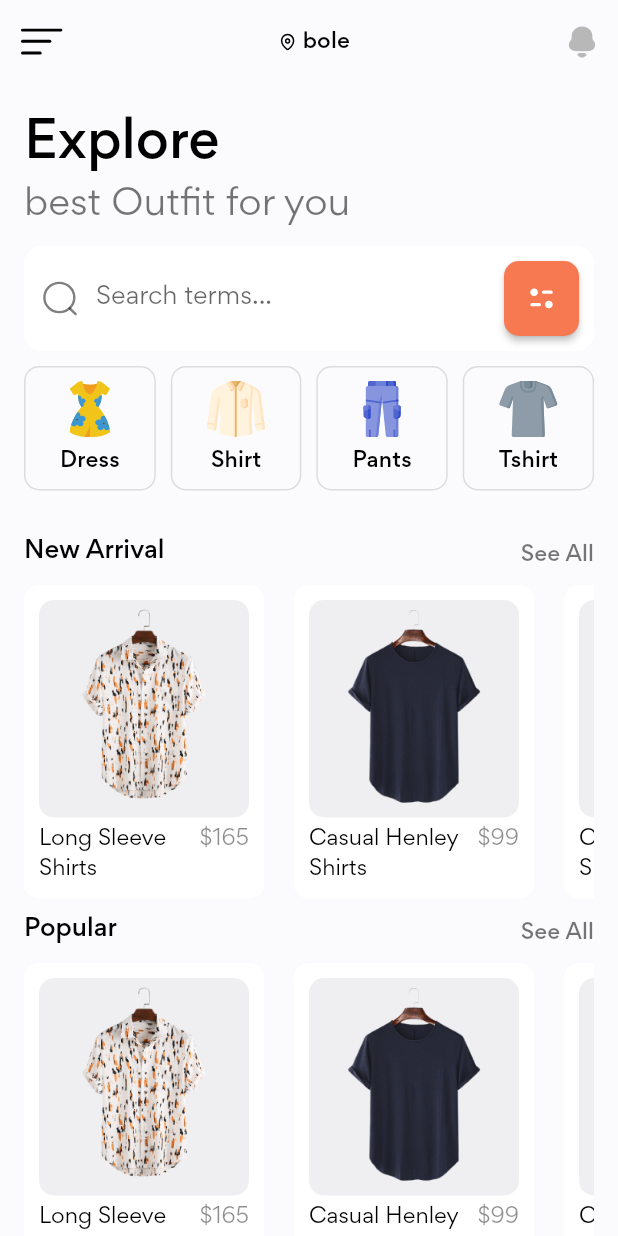
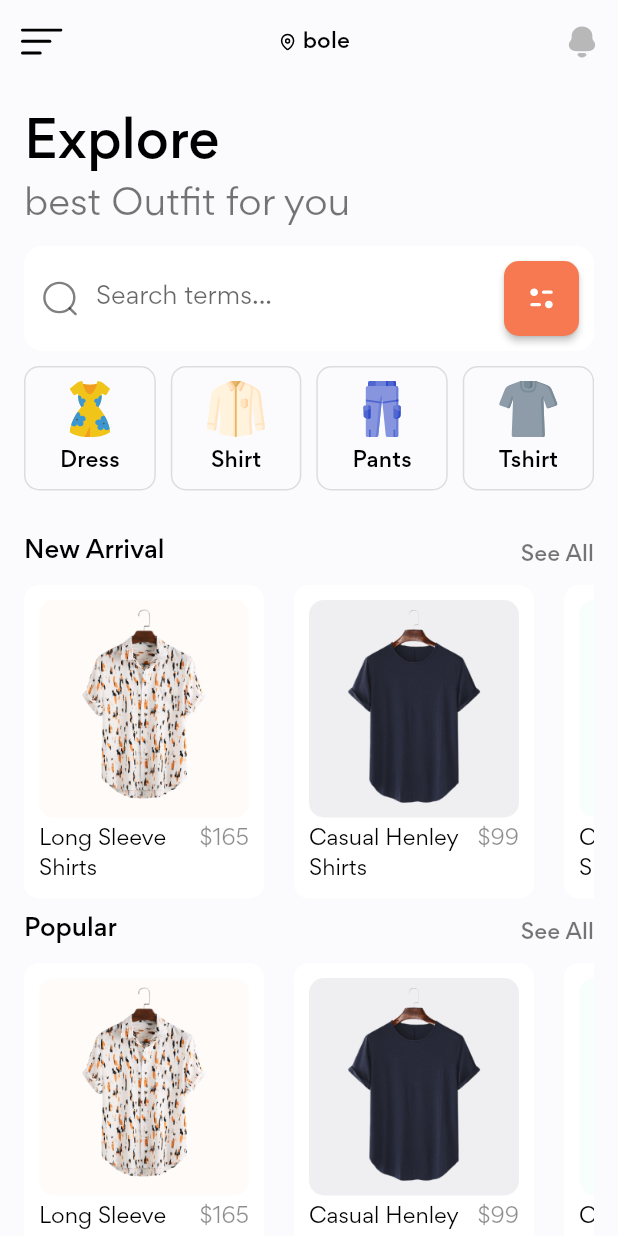
Before and after one commit to natnael-OQP/flutter-shoping-ui, a Flutter app: the screen it shows after launch, on a phone screen of 412 x 824 dp. Run offline on Flutter 3.47's test engine with Material 2 defaults, Android fonts, the phone set to English and light mode, and no system bars; our stand-ins replace flutter_svg, gap.

Commit message:
change bg color to dynamic color

```diff
--- a/lib/screens/home/components/product_card.dart
+++ b/lib/screens/home/components/product_card.dart
@@ -8,11 +8,13 @@ class ProductCard extends StatelessWidget {
     required this.title,
     required this.price,
     required this.onPress,
+    required this.bgColor,
   }) : super(key: key);
 
   final String image, title;
   final int price;
   final VoidCallback onPress;
+  final Color bgColor;
 
   @override
   Widget build(BuildContext context) {
@@ -31,7 +33,7 @@ class ProductCard extends StatelessWidget {
             Container(
               padding: const EdgeInsets.all(5),
               decoration: BoxDecoration(
-                color: const Color(0xffefeff2),
+                color: bgColor,
                 borderRadius: BorderRadius.circular(10),
               ),
               child: Image.asset(
```
